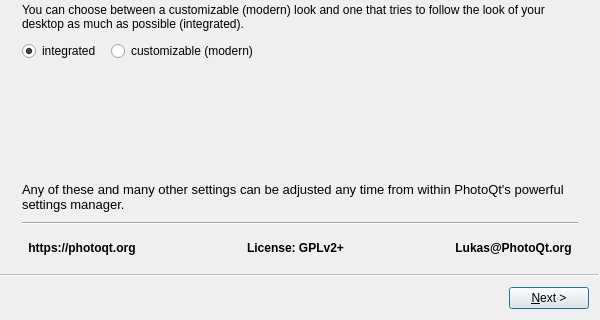
Above: cplusplus/other/startuphandler/pqc_wizard.ui from luspi/photoqt before the change; both pictures show x 0 to 600 and y 180 to 500 of the 600 by 500 pixel window. Below: the same form after it.
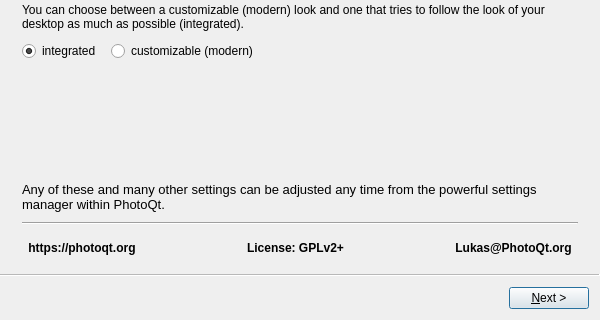
That is the form after the change.

Patch:
```diff
--- a/cplusplus/other/startuphandler/pqc_wizard.ui
+++ b/cplusplus/other/startuphandler/pqc_wizard.ui
@@ -209,7 +209,7 @@
          </font>
         </property>
         <property name="text">
-         <string>Any of these and many other settings can be adjusted any time from within PhotoQt's powerful settings manager.</string>
+         <string>Any of these and many other settings can be adjusted any time from the powerful settings manager within PhotoQt.</string>
         </property>
         <property name="wordWrap">
          <bool>true</bool>
```
